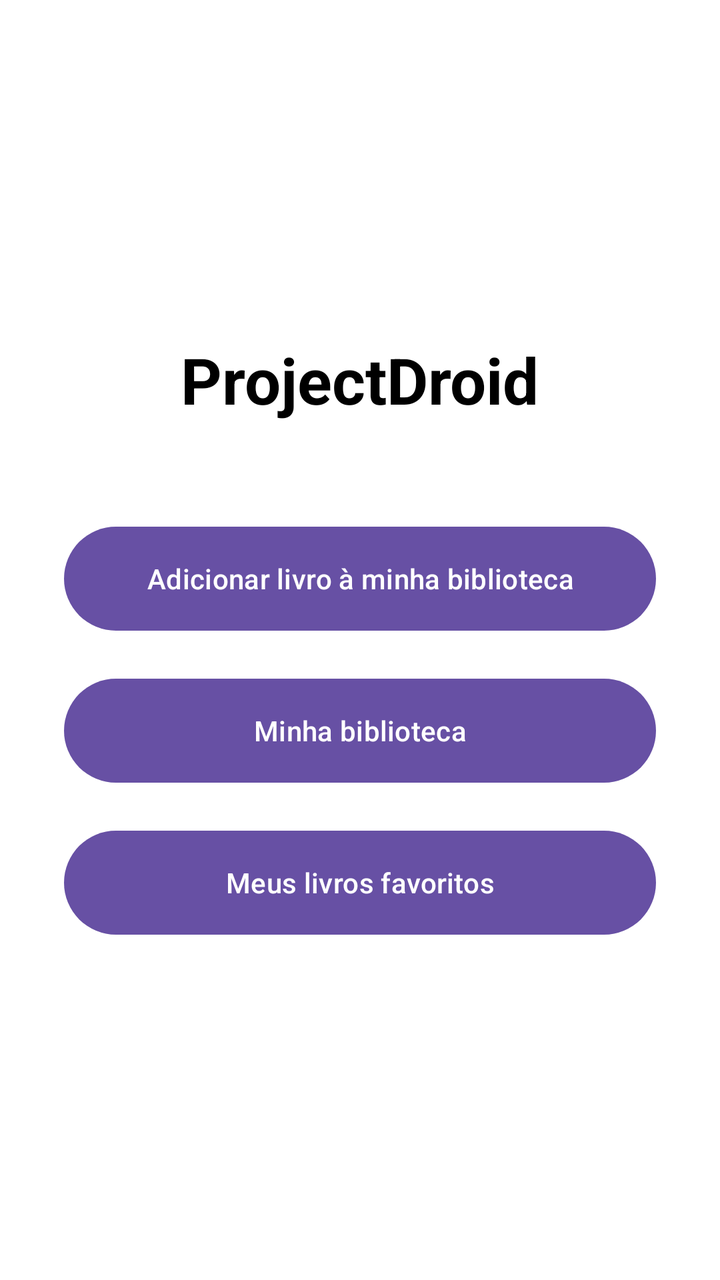
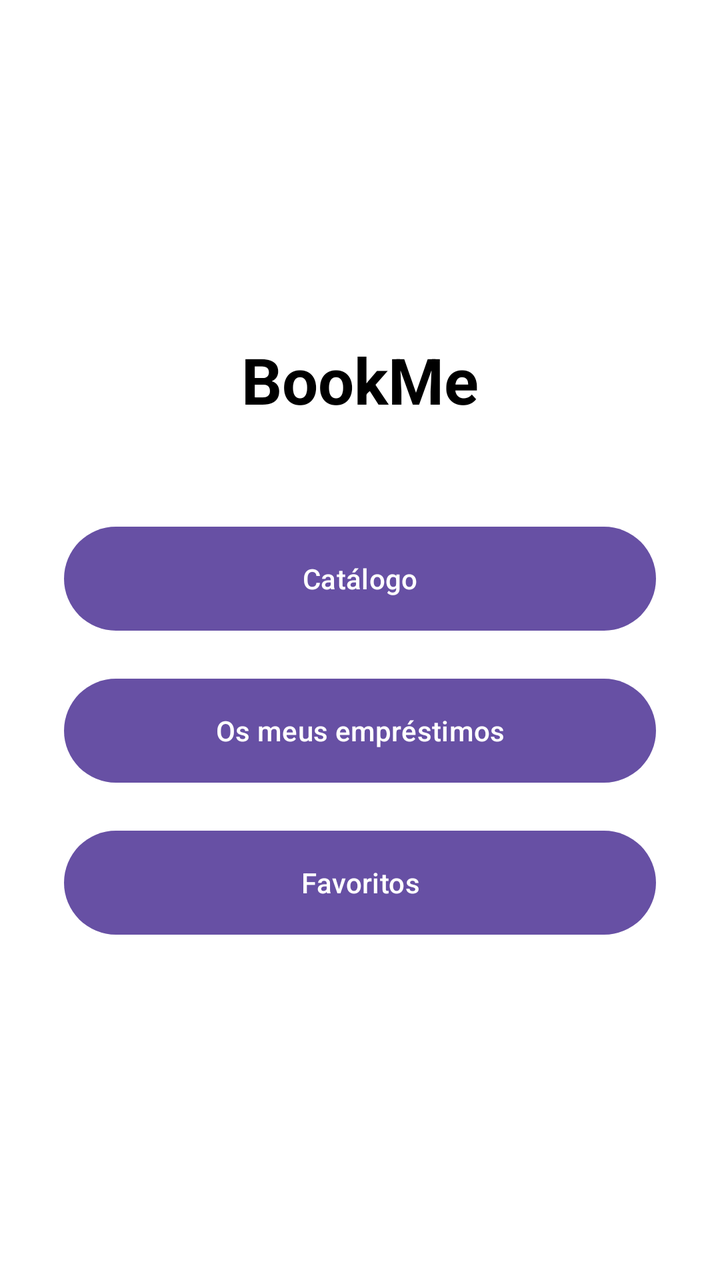

Screens rendered from an Android XML layout before and after an edit, with the pre-edit source and the edit as a unified diff.
<!-- AndroidManifest.xml: application theme Theme.ProjectDroid -->
<!-- res/layout/activity_home.xml -->
<?xml version="1.0" encoding="utf-8"?>
<LinearLayout xmlns:android="http://schemas.android.com/apk/res/android"
    android:layout_width="match_parent"
    android:layout_height="match_parent"
    android:orientation="vertical"
    android:gravity="center"
    android:padding="32dp"
    android:background="#FFFFFF">

    <TextView
        android:layout_width="wrap_content"
        android:layout_height="wrap_content"
        android:text="ProjectDroid"
        android:textSize="32sp"
        android:textStyle="bold"
        android:textColor="#000000"
        android:layout_marginBottom="48dp" />

    <Button
        android:id="@+id/btnAddBook"
        android:layout_width="match_parent"
        android:layout_height="60dp"
        android:text="Adicionar livro à minha biblioteca"
        android:layout_marginBottom="16dp" />

    <Button
        android:id="@+id/btnMyLibrary"
        android:layout_width="match_parent"
        android:layout_height="60dp"
        android:text="Minha biblioteca"
        android:layout_marginBottom="16dp" />

    <Button
        android:id="@+id/btnFavorites"
        android:layout_width="match_parent"
        android:layout_height="60dp"
        android:text="Meus livros favoritos" />

</LinearLayout>
<!-- resources referenced by this layout -->
<resources>
  <style name="Theme.ProjectDroid" parent="Base.Theme.ProjectDroid" />
  <style name="Base.Theme.ProjectDroid" parent="Theme.Material3.DayNight.NoActionBar">
          
          
      </style>
</resources>

<!-- the commit's change to res/layout/activity_home.xml (unified diff, before → after) -->
@@ -10,30 +10,30 @@
     <TextView
         android:layout_width="wrap_content"
         android:layout_height="wrap_content"
-        android:text="ProjectDroid"
+        android:text="@string/app_name"
         android:textSize="32sp"
         android:textStyle="bold"
         android:textColor="#000000"
         android:layout_marginBottom="48dp" />
 
     <Button
-        android:id="@+id/btnAddBook"
+        android:id="@+id/btnCatalog"
         android:layout_width="match_parent"
         android:layout_height="60dp"
-        android:text="Adicionar livro à minha biblioteca"
+        android:text="Catálogo"
         android:layout_marginBottom="16dp" />
 
     <Button
-        android:id="@+id/btnMyLibrary"
+        android:id="@+id/btnMyLoans"
         android:layout_width="match_parent"
         android:layout_height="60dp"
-        android:text="Minha biblioteca"
+        android:text="Os meus empréstimos"
         android:layout_marginBottom="16dp" />
 
     <Button
         android:id="@+id/btnFavorites"
         android:layout_width="match_parent"
         android:layout_height="60dp"
-        android:text="Meus livros favoritos" />
+        android:text="Favoritos" />
 
 </LinearLayout>
<!-- resource entries referenced after the edit -->
@@ -1,5 +1,6 @@
 <!-- resources referenced by this layout -->
 <resources>
+  <string name="app_name">BookMe</string>
   <style name="Theme.ProjectDroid" parent="Base.Theme.ProjectDroid" />
   <style name="Base.Theme.ProjectDroid" parent="Theme.Material3.DayNight.NoActionBar">
           
